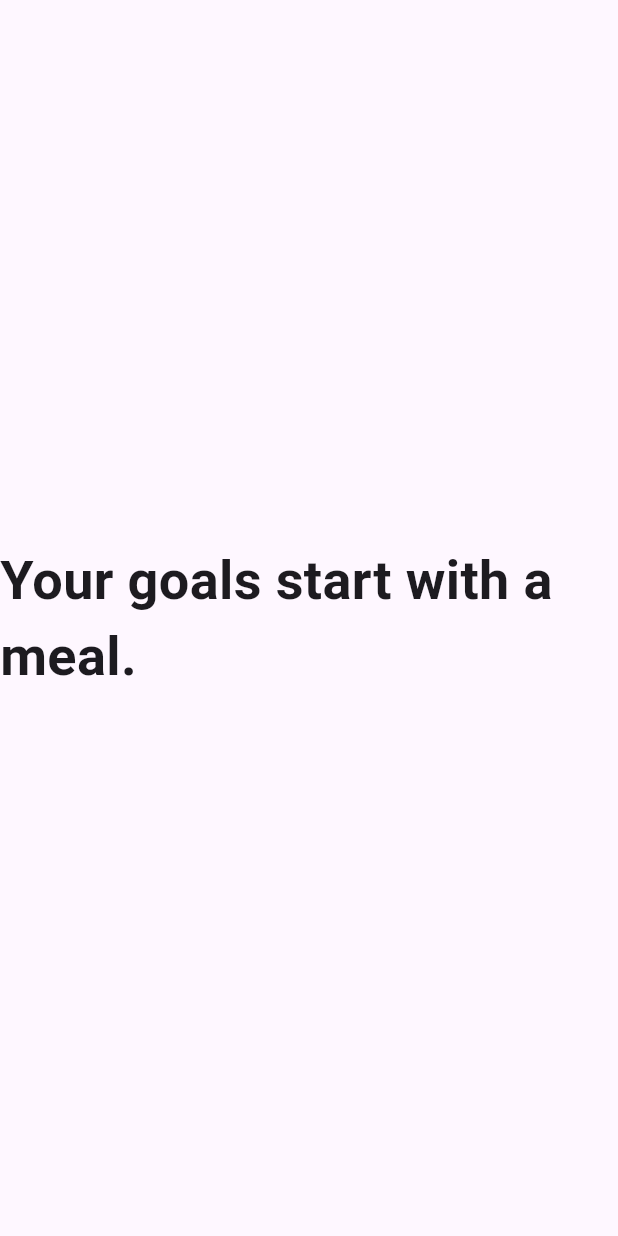
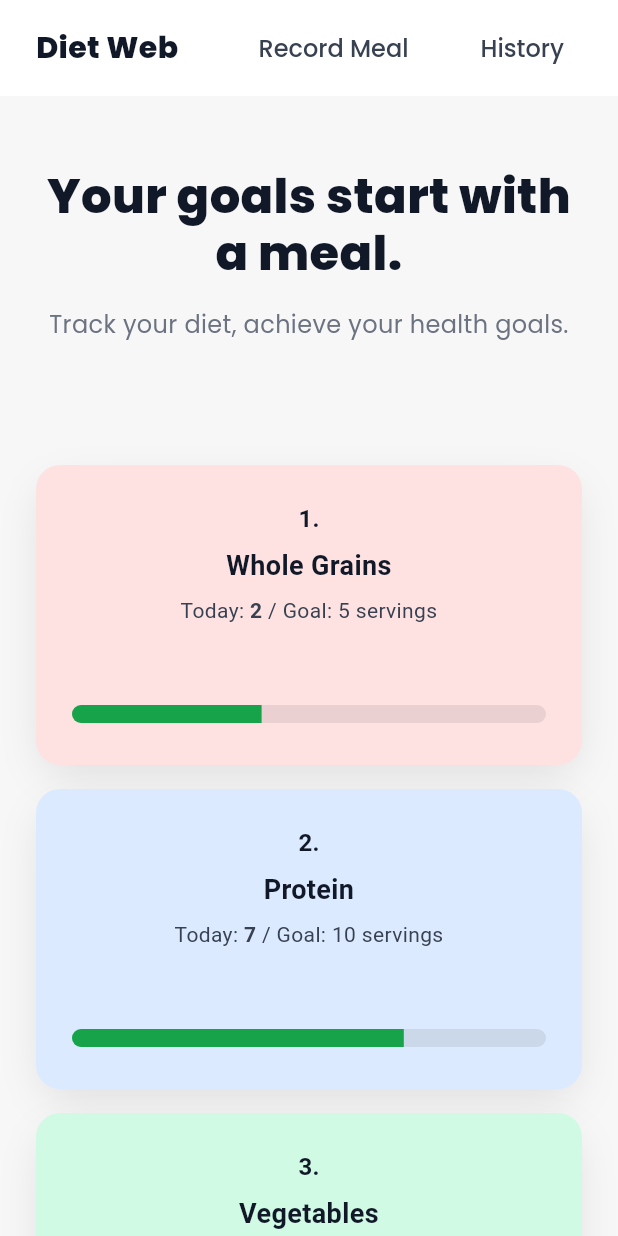
Before and after one commit to Elaine-Chang-0321/flutter_dietweb, a Flutter app: the screen it shows after launch, on a phone screen of 412 x 824 dp. Run offline on Flutter 3.47's test engine with Material 3 defaults, Android fonts, the phone set to English and light mode, and no system bars; our stand-ins replace google_fonts.

Commit message:
feat: add homepage layout and goal tracking modules

```diff
--- a/lib/main.dart
+++ b/lib/main.dart
@@ -1,11 +1,23 @@
 import 'package:flutter/material.dart';
+import 'package:flutter_dietweb/pages/home_page.dart';
+import 'package:flutter_dietweb/pages/record_page.dart';
+import 'package:flutter_dietweb/pages/history_page.dart';
 
-void main() => runApp(const MaterialApp(
-  debugShowCheckedModeBanner: false,
-  home: Scaffold(
-    body: Center(
-      child: Text("Your goals start with a meal.",
-        style: TextStyle(fontSize: 36, fontWeight: FontWeight.bold)),
-    ),
-  ),
-));
+void main() => runApp(const MyApp());
+
+class MyApp extends StatelessWidget {
+  const MyApp({super.key});
+
+  @override
+  Widget build(BuildContext context) {
+    return MaterialApp(
+      debugShowCheckedModeBanner: false,
+      initialRoute: '/',
+      routes: {
+        '/': (context) => const HomePage(),
+        '/record': (context) => const RecordPage(),
+        '/history': (context) => const HistoryPage(),
+      },
+    );
+  }
+}
--- /dev/null
+++ b/lib/pages/history_page.dart
@@ -0,0 +1,17 @@
+import 'package:flutter/material.dart';
+
+class HistoryPage extends StatelessWidget {
+  const HistoryPage({super.key});
+
+  @override
+  Widget build(BuildContext context) {
+    return Scaffold(
+      appBar: AppBar(
+        title: const Text('History Page'),
+      ),
+      body: const Center(
+        child: Text('History Page'),
+      ),
+    );
+  }
+}
--- /dev/null
+++ b/lib/pages/home_page.dart
@@ -0,0 +1,194 @@
+import 'package:flutter/material.dart';
+import 'package:flutter_dietweb/widgets/goal_card.dart';
+import 'package:flutter_dietweb/stores/goal_store.dart';
+import 'package:google_fonts/google_fonts.dart';
+
+class HomePage extends StatefulWidget {
+  const HomePage({super.key});
+
+  @override
+  State<HomePage> createState() => _HomePageState();
+}
+
+class _HomePageState extends State<HomePage> {
+  final GoalStore _goalStore = GoalStore();
+
+  @override
+  Widget build(BuildContext context) {
+    final Size screenSize = MediaQuery.of(context).size;
+    final bool isMobile = screenSize.width < 600;
+    final bool isTablet = screenSize.width >= 600 && screenSize.width < 1024;
+
+    double horizontalPadding = 24.0;
+    if (isTablet) {
+      horizontalPadding = 48.0;
+    } else if (!isMobile) {
+      horizontalPadding = 72.0;
+    }
+
+    return Scaffold(
+      backgroundColor: const Color(0xFFF7F7F8),
+      body: Column(
+        children: [
+          // Navigation Bar
+          Container(
+            height: 64,
+            color: Colors.white,
+            padding: EdgeInsets.symmetric(horizontal: horizontalPadding),
+            child: Row(
+              mainAxisAlignment: MainAxisAlignment.spaceBetween,
+              children: [
+                Text(
+                  "Diet Web",
+                  style: GoogleFonts.poppins(
+                    color: const Color(0xFF111827),
+                    fontWeight: FontWeight.w800,
+                    fontSize: 20,
+                  ),
+                ),
+                Row(
+                  children: [
+                    _navButton(context, "Record Meal", isSelected: false),
+                    const SizedBox(width: 24),
+                    _navButton(context, "History", isSelected: false),
+                  ],
+                ),
+              ],
+            ),
+          ),
+          // Hero Section
+          Container(
+            width: double.infinity,
+            color: const Color(0xFFF7F7F8),
+            padding: EdgeInsets.symmetric(
+              vertical: isMobile ? 48.0 : 64.0,
+              horizontal: horizontalPadding,
+            ),
+            child: Column(
+              mainAxisAlignment: MainAxisAlignment.center,
+              children: [
+                Text(
+                  "Your goals start with a meal.",
+                  textAlign: TextAlign.center,
+                  style: GoogleFonts.poppins(
+                    color: const Color(0xFF111827),
+                    fontWeight: FontWeight.w800,
+                    fontSize: isMobile ? 32 : (isTablet ? 48 : 60),
+                    height: 1.2,
+                  ),
+                ),
+                const SizedBox(height: 16),
+                Text(
+                  "Track your diet, achieve your health goals.",
+                  textAlign: TextAlign.center,
+                  style: GoogleFonts.poppins(
+                    color: const Color(0xFF6B7280),
+                    fontSize: isMobile ? 16 : 18,
+                    height: 1.6,
+                  ),
+                ),
+              ],
+            ),
+          ),
+          // Goal Cards Section
+          Expanded(
+            child: SingleChildScrollView(
+              child: Padding(
+                padding: EdgeInsets.symmetric(horizontal: horizontalPadding),
+                child: Column(
+                  children: [
+                    SizedBox(height: isMobile ? 32 : 40),
+                    ConstrainedBox(
+                      constraints: const BoxConstraints(maxWidth: 1120),
+                      child: FutureBuilder<List<Goal>>(
+                        future: _goalStore.fetchGoals(),
+                        builder: (context, snapshot) {
+                          if (snapshot.connectionState == ConnectionState.waiting) {
+                            return const Center(child: CircularProgressIndicator());
+                          } else if (snapshot.hasError) {
+                            return Center(child: Text('Error: ${snapshot.error}'));
+                          } else if (!snapshot.hasData || snapshot.data!.isEmpty) {
+                            return const Center(child: Text('No goals found.'));
+                          } else {
+                            final goals = snapshot.data!;
+                            return GridView.builder(
+                              shrinkWrap: true,
+                              physics: const NeverScrollableScrollPhysics(),
+                              gridDelegate: SliverGridDelegateWithFixedCrossAxisCount(
+                                crossAxisCount: isMobile ? 1 : (isTablet ? 2 : 4),
+                                crossAxisSpacing: isMobile ? 0 : 16,
+                                mainAxisSpacing: 16,
+                                childAspectRatio: isMobile ? (screenSize.width - horizontalPadding * 2) / 200 : 1, // Adjust aspect ratio for mobile
+                              ),
+                              itemCount: goals.length,
+                              itemBuilder: (context, index) {
+                                final goal = goals[index];
+                                return GoalCard(
+                                  index: goal.index,
+                                  title: goal.title,
+                                  current: goal.current,
+                                  goal: goal.goal,
+                                  backgroundColor: goal.backgroundColor,
+                                );
+                              },
+                            );
+                          }
+                        },
+                      ),
+                    ),
+                    const SizedBox(height: 40), // Bottom spacing for cards section
+                  ],
+                ),
+              ),
+            ),
+          ),
+        ],
+      ),
+    );
+  }
+
+  Widget _navButton(BuildContext context, String text, {bool isSelected = false}) {
+    return TextButton(
+      onPressed: () {
+        // Handle navigation
+      },
+      style: TextButton.styleFrom(
+        foregroundColor: isSelected ? const Color(0xFF111827) : const Color(0xFF374151),
+        textStyle: GoogleFonts.poppins(
+          fontSize: 16,
+          fontWeight: FontWeight.w500,
+        ),
+        padding: const EdgeInsets.symmetric(horizontal: 12, vertical: 8),
+        shape: RoundedRectangleBorder(
+          borderRadius: BorderRadius.circular(4),
+        ),
+      ).copyWith(
+        overlayColor: MaterialStateProperty.resolveWith<Color?>(
+              (Set<MaterialState> states) {
+            if (states.contains(MaterialState.hovered)) {
+              return Colors.grey.withOpacity(0.1);
+            }
+            return null;
+          },
+        ),
+        foregroundColor: MaterialStateProperty.resolveWith<Color?>(
+              (Set<MaterialState> states) {
+            if (states.contains(MaterialState.hovered)) {
+              return const Color(0xFF111827);
+            }
+            return isSelected ? const Color(0xFF111827) : const Color(0xFF374151);
+          },
+        ),
+        side: MaterialStateProperty.resolveWith<BorderSide?>(
+              (Set<MaterialState> states) {
+            if (states.contains(MaterialState.focused)) {
+              return const BorderSide(color: Color(0xFF3B82F6), width: 2);
+            }
+            return BorderSide.none;
+          },
+        ),
+      ),
+      child: Text(text),
+    );
+  }
+}
--- /dev/null
+++ b/lib/pages/record_page.dart
@@ -0,0 +1,17 @@
+import 'package:flutter/material.dart';
+
+class RecordPage extends StatelessWidget {
+  const RecordPage({super.key});
+
+  @override
+  Widget build(BuildContext context) {
+    return Scaffold(
+      appBar: AppBar(
+        title: const Text('Record Meal Page'),
+      ),
+      body: const Center(
+        child: Text('Record Meal Page'),
+      ),
+    );
+  }
+}
--- /dev/null
+++ b/lib/stores/goal_store.dart
@@ -0,0 +1,102 @@
+import 'dart:math';
+import 'package:flutter/material.dart'; // Import for Color
+
+class Goal {
+  final int index;
+  final String title;
+  final int current;
+  final int goal;
+  final Color backgroundColor;
+
+  Goal({
+    required this.index,
+    required this.title,
+    required this.current,
+    required this.goal,
+    required this.backgroundColor,
+  });
+}
+
+class GoalStore {
+  // 固定目標值
+  static const int wholeGrainsGoal = 5;
+  static const int proteinGoal = 10;
+  static const int vegetablesGoal = 3;
+  static const int junkFoodGoal = 0; // 特殊處理，目標為0
+
+  // 當日目前值，預設皆為 0
+  int wholeGrainsCurrent = 2; // 範例數據
+  int proteinCurrent = 7;     // 範例數據
+  int vegetablesCurrent = 1;  // 範例數據
+  int junkFoodCurrent = 1;    // 範例數據
+
+  // 進度計算 - Whole Grains
+  double get wholeGrainsProgress {
+    // clamp 確保進度值在 0.0 到 1.0 之間
+    return (wholeGrainsCurrent / wholeGrainsGoal).clamp(0.0, 1.0);
+  }
+
+  // 進度計算 - Protein
+  double get proteinProgress {
+    return (proteinCurrent / proteinGoal).clamp(0.0, 1.0);
+  }
+
+  // 進度計算 - Vegetables
+  double get vegetablesProgress {
+    return (vegetablesCurrent / vegetablesGoal).clamp(0.0, 1.0);
+  }
+
+  // 進度計算 - Junk Food
+  // 根據 spec: progress = (current == 0 ? 1 : max(0, 1 - current))
+  // 當 current > 0 時，進度條會顯示紅色。
+  // 這裡的 '1.0' 似乎是作為隱含的「最大允許攝取量」來計算進度。
+  double get junkFoodProgress {
+    if (junkFoodCurrent == 0) {
+      return 1.0; // 沒有攝取 Junk Food，進度 100%
+    } else {
+      // 攝取量大於 0 時，根據公式計算進度，並確保不小於 0。
+      return max(0.0, 1.0 - junkFoodCurrent);
+    }
+  }
+
+  // 判斷 Junk Food 是否超出目標，用於 UI 顯示紅色警示
+  bool get isJunkFoodOverGoal {
+    return junkFoodCurrent > junkFoodGoal;
+  }
+
+  Future<List<Goal>> fetchGoals() async {
+    // 模擬網路請求延遲
+    await Future.delayed(const Duration(milliseconds: 500));
+
+    return [
+      Goal(
+        index: 1,
+        title: "Whole Grains",
+        current: wholeGrainsCurrent,
+        goal: wholeGrainsGoal,
+        backgroundColor: const Color(0xFFFEE2E2), // 粉彩色
+      ),
+      Goal(
+        index: 2,
+        title: "Protein",
+        current: proteinCurrent,
+        goal: proteinGoal,
+        backgroundColor: const Color(0xFFDBEAFE), // 粉彩色
+      ),
+      Goal(
+        index: 3,
+        title: "Vegetables",
+        current: vegetablesCurrent,
+        goal: vegetablesGoal,
+        backgroundColor: const Color(0xFFD1FAE5), // 粉彩色
+      ),
+      Goal(
+        index: 4,
+        title: "Junk Food",
+        current: junkFoodCurrent,
+        goal: junkFoodGoal,
+        backgroundColor: const Color(0xFFFEF3C7), // 粉彩色
+      ),
+    ];
+  }
+}
--- /dev/null
+++ b/lib/widgets/goal_card.dart
@@ -0,0 +1,146 @@
+import 'package:flutter/material.dart';
+
+class GoalCard extends StatefulWidget {
+  final int index;
+  final String title;
+  final int current;
+  final int goal;
+  final Color backgroundColor;
+
+  const GoalCard({
+    Key? key,
+    required this.index,
+    required this.title,
+    required this.current,
+    required this.goal,
+    required this.backgroundColor,
+  }) : super(key: key);
+
+  @override
+  _GoalCardState createState() => _GoalCardState();
+}
+
+class _GoalCardState extends State<GoalCard> {
+  bool _isHovering = false;
+
+  @override
+  Widget build(BuildContext context) {
+    final bool isMobile = MediaQuery.of(context).size.width < 600;
+
+    // Calculate progress
+    double progress;
+    Color progressBarColor = const Color(0xFF16A34A); // Default green
+
+    if (widget.title == 'Junk Food') {
+      if (widget.current == 0) {
+        progress = 1.0;
+        progressBarColor = const Color(0xFF16A34A); // Green
+      } else {
+        // progress = max(0, 1 - (current / 1)); // Simplified for now, assuming goal is 0 for junk food
+        progress = (widget.current > 0) ? 0.0 : 1.0; // If current > 0, progress is 0 for visual warning
+        progressBarColor = const Color(0xFFEF4444); // Red
+      }
+    } else {
+      progress = (widget.goal == 0) ? 0.0 : (widget.current / widget.goal).clamp(0.0, 1.0);
+    }
+
+    // Determine if "reduce intake" text should be shown
+    bool showReduceIntake = widget.title == 'Junk Food' && widget.current > 0;
+
+    return MouseRegion(
+      onEnter: (_) => setState(() => _isHovering = true),
+      onExit: (_) => setState(() => _isHovering = false),
+      child: AnimatedContainer(
+        duration: const Duration(milliseconds: 200),
+        curve: Curves.easeOut,
+        transform: Matrix4.translationValues(0, _isHovering ? -2 : 0, 0),
+        decoration: BoxDecoration(
+          color: widget.backgroundColor,
+          borderRadius: BorderRadius.circular(16), // 16-20px
+          boxShadow: [
+            BoxShadow(
+              color: Colors.black.withOpacity(_isHovering ? 0.15 : 0.10), // Shadow deepens on hover
+              offset: const Offset(0, 10),
+              blurRadius: 24,
+              spreadRadius: -4,
+            ),
+          ],
+        ),
+        constraints: const BoxConstraints(
+          minWidth: 240,
+          minHeight: 220,
+        ),
+        padding: EdgeInsets.fromLTRB(24, 24, 24, isMobile ? 16 : 20),
+        child: Column(
+          crossAxisAlignment: isMobile ? CrossAxisAlignment.center : CrossAxisAlignment.start,
+          children: [
+            Text(
+              '${widget.index}.',
+              style: const TextStyle(
+                fontSize: 16,
+                fontWeight: FontWeight.w700,
+                color: Color(0xFF111827),
+              ),
+            ),
+            const SizedBox(height: 8),
+            Text(
+              widget.title,
+              style: const TextStyle(
+                fontSize: 18, // 18-20
+                fontWeight: FontWeight.w700,
+                color: Color(0xFF111827),
+                height: 1.3,
+              ),
+              textAlign: isMobile ? TextAlign.center : TextAlign.start,
+            ),
+            const SizedBox(height: 8),
+            Text.rich(
+              TextSpan(
+                text: 'Today: ',
+                style: const TextStyle(
+                  fontSize: 14, // 14-16
+                  color: Color(0xFF374151),
+                  height: 1.6,
+                ),
+                children: [
+                  TextSpan(
+                    text: '${widget.current}',
+                    style: const TextStyle(fontWeight: FontWeight.w700),
+                  ),
+                  TextSpan(
+                    text: ' / Goal: ${widget.goal} servings',
+                  ),
+                  if (showReduceIntake)
+                    TextSpan(
+                      text: ' (reduce intake)',
+                      style: TextStyle(
+                        fontSize: 12,
+                        color: Color(0xFFB91C1C),
+                      ),
+                    ),
+                ],
+              ),
+              textAlign: isMobile ? TextAlign.center : TextAlign.start,
+            ),
+            const Spacer(),
+            Padding(
+              padding: const EdgeInsets.only(bottom: 12.0),
+              child: Semantics(
+                label: '${widget.title} progress ${ (progress * 100).round()}%',
+                child: ClipRRect(
+                  borderRadius: BorderRadius.circular(10), // Rounded corners for progress bar
+                  child: LinearProgressIndicator(
+                    value: progress,
+                    backgroundColor: Colors.black.withOpacity(0.08),
+                    valueColor: AlwaysStoppedAnimation<Color>(progressBarColor),
+                    minHeight: 12, // 10-12px
+                  ),
+                ),
+              ),
+            ),
+          ],
+        ),
+      ),
+    );
+  }
+}
--- a/pubspec.yaml
+++ b/pubspec.yaml
@@ -34,6 +34,7 @@ dependencies:
   # The following adds the Cupertino Icons font to your application.
   # Use with the CupertinoIcons class for iOS style icons.
   cupertino_icons: ^1.0.8
+  google_fonts: ^6.2.1
 
 dev_dependencies:
   flutter_test:
```
Also changed, not shown: pubspec.lock, 2 other files.
